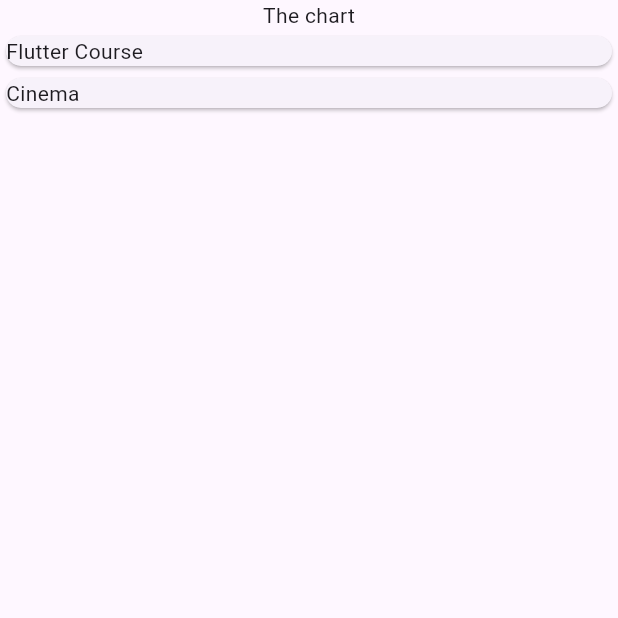
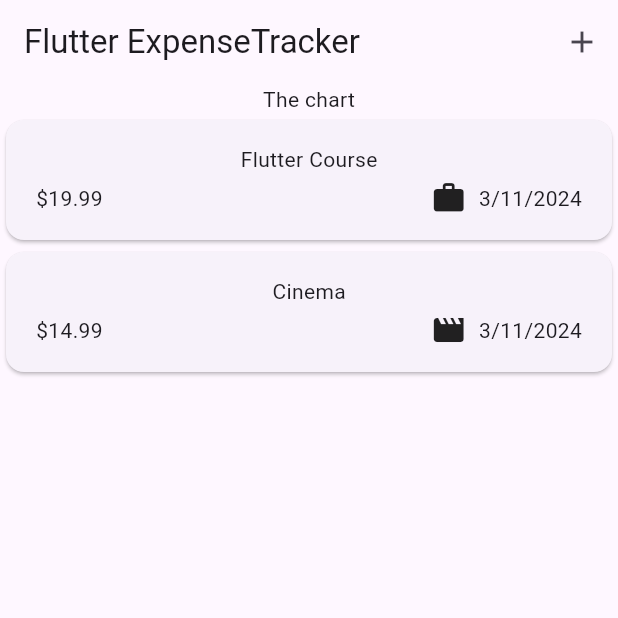
Before and after one commit to IgorOdaryuk/expenses_tracker, a Flutter app: the screen it shows after launch, on a phone screen of 412 x 824 dp, the top half of it. Run offline on Flutter 3.47's test engine with Material 3 defaults, Android fonts, the phone set to English and light mode, and no system bars.

Commit message:
new branch with second part of a new app

```diff
--- a/lib/main.dart
+++ b/lib/main.dart
@@ -3,8 +3,9 @@ import 'package:flutter/material.dart';
 
 void main() {
   runApp(
-    const MaterialApp(
-      home: Expenses(),
+    MaterialApp(
+      theme: ThemeData(useMaterial3: true),
+      home: const Expenses(),
     ),
   );
 }
--- a/lib/models/expense.dart
+++ b/lib/models/expense.dart
@@ -1,8 +1,19 @@
 import 'package:uuid/uuid.dart';
+import 'package:flutter/material.dart';
+import 'package:intl/intl.dart';
+
+final formatter = DateFormat.yMd();
 
 const uuid = Uuid();
 
 enum Category { food, travel, leisure, work }
+
+const categoryIcons = {
+  Category.food: Icons.lunch_dining,
+  Category.travel: Icons.flight_takeoff,
+  Category.leisure: Icons.movie,
+  Category.work: Icons.work,
+};
 
 class Expense {
   Expense({
@@ -18,4 +29,8 @@ class Expense {
   final DateTime date;
   final Category category;
   //final String category;
+
+  String get formattedDate {
+    return formatter.format(date);
+  }
 }
--- a/lib/widgets/expenses.dart
+++ b/lib/widgets/expenses.dart
@@ -1,4 +1,5 @@
 import 'package:expense_tracker/widgets/expenses_list/expenses_list.dart';
+import 'package:expense_tracker/widgets/new_expense.dart';
 import 'package:flutter/material.dart';
 import 'package:expense_tracker/models/expense.dart';
 
@@ -27,9 +28,25 @@ class _ExpensesState extends State<Expenses> {
     ),
   ];
 
+  _openAddExpenseOverlay() {
+    showModalBottomSheet(
+      context: context,
+      builder: (ctx) => const NewExpense(),
+    );
+  }
+
   @override
   Widget build(BuildContext context) {
     return Scaffold(
+      appBar: AppBar(
+        title: const Text("Flutter ExpenseTracker"),
+        actions: [
+          IconButton(
+            onPressed: _openAddExpenseOverlay,
+            icon: const Icon(Icons.add),
+          ),
+        ],
+      ),
       body: Column(
         children: [
           const Text('The chart'),
--- a/lib/widgets/expenses_list/expense_item.dart
+++ b/lib/widgets/expenses_list/expense_item.dart
@@ -9,7 +9,31 @@ class ExpenseItem extends StatelessWidget {
   @override
   Widget build(BuildContext context) {
     return Card(
-      child: Text(expense.title),
+      child: Padding(
+        padding: const EdgeInsets.symmetric(
+          horizontal: 20,
+          vertical: 16,
+        ),
+        child: Column(
+          children: [
+            Text(expense.title),
+            const SizedBox(height: 4),
+            Row(
+              children: [
+                Text('\$${expense.amount.toStringAsFixed(2)}'),
+                const Spacer(),
+                Row(
+                  children: [
+                    Icon(categoryIcons[expense.category]),
+                    const SizedBox(width: 8),
+                    Text(expense.formattedDate),
+                  ],
+                ),
+              ],
+            ),
+          ],
+        ),
+      ),
     );
   }
 }
--- a/pubspec.yaml
+++ b/pubspec.yaml
@@ -36,6 +36,7 @@ dependencies:
   # Use with the CupertinoIcons class for iOS style icons.
   cupertino_icons: ^1.0.6
   uuid: ^4.3.3
+  intl: ^0.19.0
 
 dev_dependencies:
   flutter_test:
```
Also changed, not shown: lib/widgets/new_expense.dart (added, +135 -0 lines), pubspec.lock.
